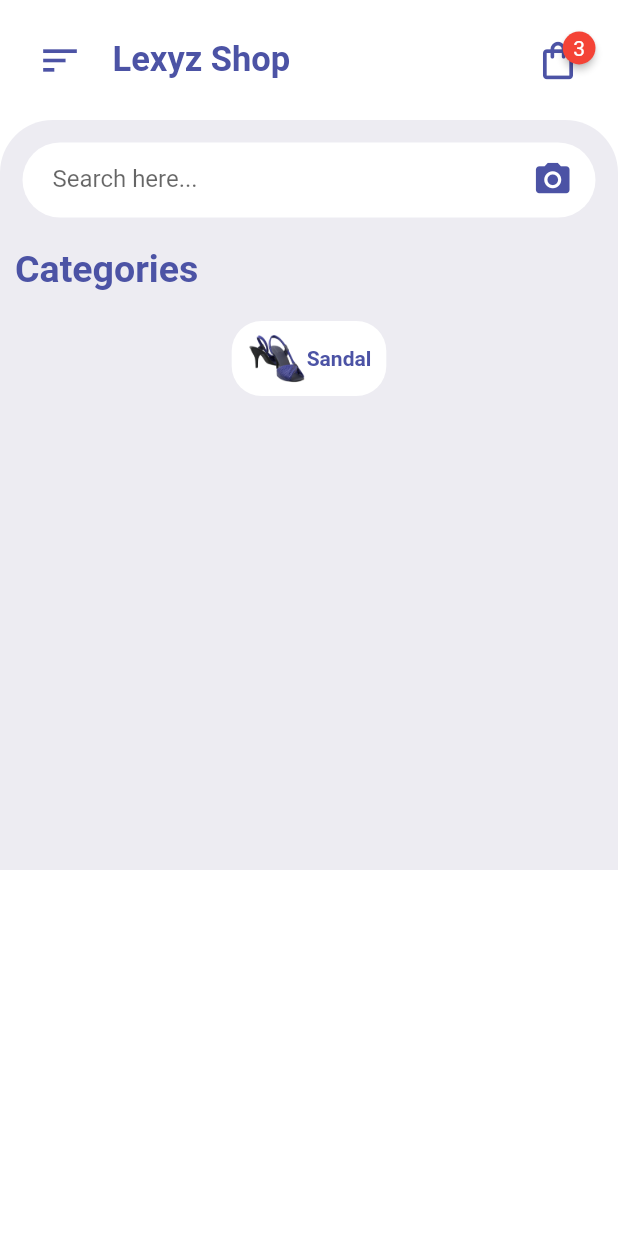
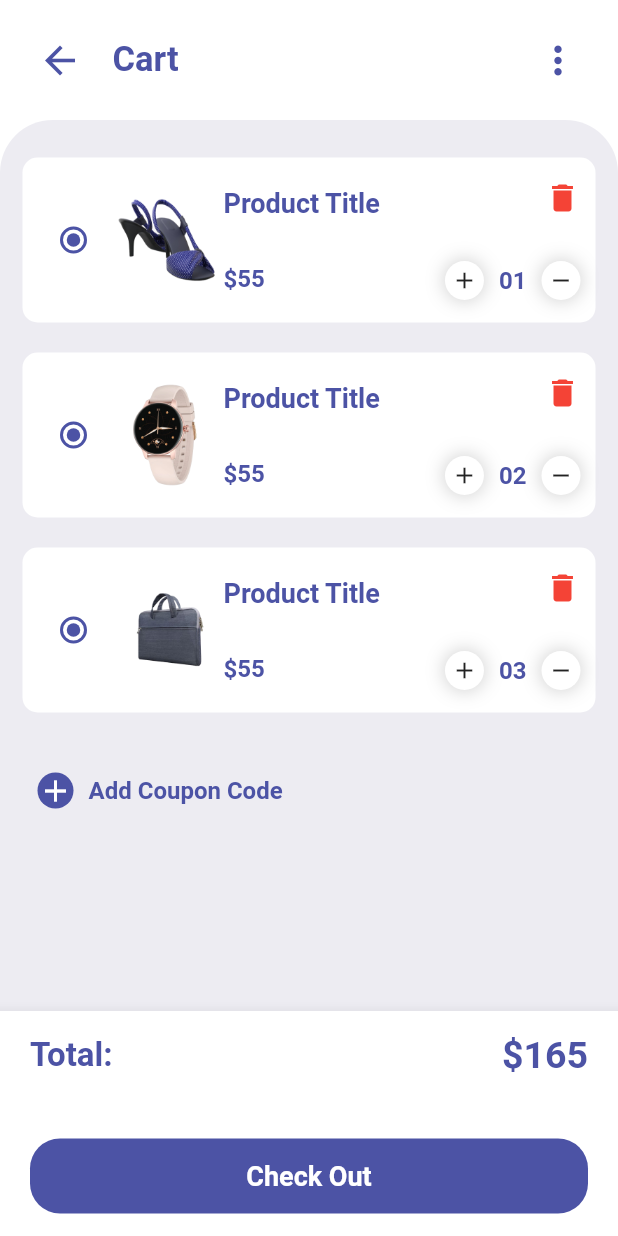
Before and after one commit to LexSwitch/Flutter_Static_UI, a Flutter app: the screen it shows after launch, after a tap on the "shopping bag" icon, on a phone screen of 412 x 824 dp. Run offline on Flutter 3.47's test engine with Material 2 defaults, Android fonts, the phone set to English and light mode, and no system bars; drawn by our look-alikes of badges; our stand-ins replace curved_navigation_bar; missing offline and left inert: clippy_flutter.

Commit message:
Commit to ShopUI

```diff
--- a/lib/main.dart
+++ b/lib/main.dart
@@ -1,5 +1,7 @@
 import 'package:flutter/material.dart';
+import 'package:shop_ui/pages/cartPage.dart';
 import 'package:shop_ui/pages/homepage.dart';
+import 'package:shop_ui/pages/itemPage.dart';
 
 void main() {
   runApp(const MyApp());
@@ -14,9 +16,14 @@ class MyApp extends StatelessWidget {
       debugShowCheckedModeBanner: false,
       title: 'Flutter Demo',
       theme: ThemeData(
+        primaryColor: Color(0xFF4C53A5),
         scaffoldBackgroundColor: Colors.white,
       ),
-      routes: {"/": (context) => HomePage()},
+      routes: {
+        "/": (context) => HomePage(),
+        "/cartPage": (context) => CartPage(),
+        "/itemPage": (context) => ItemPage(),
+      },
     );
   }
 }
--- /dev/null
+++ b/lib/pages/cartPage.dart
@@ -0,0 +1,63 @@
+import 'package:flutter/material.dart';
+
+import '../widgets/cartAppBar.dart';
+import '../widgets/cartBottomNavBar.dart';
+import '../widgets/cartItemSamples.dart';
+
+class CartPage extends StatelessWidget {
+  const CartPage({super.key});
+
+  @override
+  Widget build(BuildContext context) {
+    return Scaffold(
+      body: ListView(
+        children: [
+          CartAppBar(),
+          Container(
+            height: 700,
+            padding: EdgeInsets.only(top: 15),
+            decoration: BoxDecoration(
+                color: Color(0xffedecf2),
+                borderRadius: BorderRadius.only(
+                    topLeft: Radius.circular(35),
+                    topRight: Radius.circular(35))),
+            child: Column(children: [
+              CartItemSamples(),
+              Container(
+                // decoration: BoxDecoration(
+                //   borderRadius: BorderRadius.circular(10),
+                // ),
+                margin: EdgeInsets.symmetric(vertical: 20, horizontal: 15),
+                padding: EdgeInsets.all(10),
+                child: Row(
+                  children: [
+                    Container(
+                      decoration: BoxDecoration(
+                          color: Theme.of(context).primaryColor,
+                          borderRadius: BorderRadius.circular(20)),
+                      child: Icon(
+                        Icons.add,
+                        color: Colors.white,
+                      ),
+                    ),
+                    Padding(
+                      padding: EdgeInsets.symmetric(horizontal: 10),
+                      child: Text(
+                        "Add Coupon Code",
+                        style: TextStyle(
+                            fontSize: 16,
+                            color: Theme.of(context).primaryColor,
+                            fontWeight: FontWeight.bold),
+                      ),
+                    )
+                  ],
+                ),
+              )
+            ]),
+          )
+        ],
+      ),
+      bottomNavigationBar: CartBottomNavBar(),
+    );
+  }
+}
--- a/lib/pages/homepage.dart
+++ b/lib/pages/homepage.dart
@@ -1,7 +1,10 @@
+import 'package:curved_navigation_bar/curved_navigation_bar.dart';
+import 'package:flutter/cupertino.dart';
 import 'package:flutter/material.dart';
 import 'package:shop_ui/widgets/CategoriesWidget.dart';
 
 import '../widgets/homeappbar.dart';
+import '../widgets/itemsWidget.dart';
 
 class HomePage extends StatelessWidget {
   const HomePage({super.key});
@@ -14,7 +17,7 @@ class HomePage extends StatelessWidget {
           HomeAppBar(),
           Container(
             padding: EdgeInsets.only(top: 15),
-          height: 500,
+            // height: 500,
             decoration: BoxDecoration(
               color: Color(0xffedecf2),
               borderRadius: BorderRadius.only(
@@ -69,11 +72,51 @@ class HomePage extends StatelessWidget {
                 ),
 
                 //Categories
-              CategoriesWidget()
+                CategoriesWidget(),
+
+                //Items
+                Container(
+                  alignment: Alignment.centerLeft,
+                  margin: EdgeInsets.symmetric(vertical: 20, horizontal: 10),
+                  child: Text(
+                    "Best Selling",
+                    style: TextStyle(
+                        fontSize: 25,
+                        fontWeight: FontWeight.bold,
+                        color: Color(0xFF4C53A5)),
+                  ),
+                ),
+
+                //items widget
+                ItemsWidget()
               ],
             ),
           )
         ],
-    ));
+      ),
+      bottomNavigationBar: CurvedNavigationBar(
+        color: Theme.of(context).primaryColor,
+        height: 70,
+        backgroundColor: Colors.transparent,
+        onTap: (index) {},
+        items: [
+          Icon(
+            Icons.home,
+            size: 30,
+            color: Colors.white,
+          ),
+          Icon(
+            Icons.shopping_cart_rounded,
+            size: 30,
+            color: Colors.white,
+          ),
+          Icon(
+            Icons.list,
+            size: 30,
+            color: Colors.white,
+          )
+        ],
+      ),
+    );
   }
 }
--- /dev/null
+++ b/lib/pages/itemPage.dart
@@ -0,0 +1,56 @@
+import 'package:flutter/material.dart';
+
+import '../widgets/itemAppBar.dart';
+import 'package:clippy_flutter/arc.dart';
+
+class ItemPage extends StatelessWidget {
+  const ItemPage({super.key});
+
+  @override
+  Widget build(BuildContext context) {
+    return Scaffold(
+      backgroundColor: Color(0xffedecf2),
+      body: ListView(
+        children: [
+          ItemAppBar(),
+          Padding(
+            padding: EdgeInsets.all(16),
+            child: Image.asset(
+              "images/1.png",
+              height: 300,
+            ),
+          ),
+          Arc(
+            edge: Edge.TOP,
+            arcType: ArcType.CONVEY,
+            height: 30,
+            child: Container(
+              width: double.infinity,
+              color: Colors.white,
+              child: Padding(
+                padding: EdgeInsets.symmetric(
+                  horizontal: 20,
+                ),
+                child: Column(
+                  children: [
+                    Padding(
+                      padding: EdgeInsets.only(top: 50, bottom: 20),
+                      child: Row(
+                        children: [
+                          Text(
+                            "Product Title",
+                            style: TextStyle(fontSize: 28),
+                          )
+                        ],
+                      ),
+                    )
+                  ],
+                ),
+              ),
+            ),
+          )
+        ],
+      ),
+    );
+  }
+}
--- a/lib/widgets/CategoriesWidget.dart
+++ b/lib/widgets/CategoriesWidget.dart
@@ -11,6 +11,7 @@ class CategoriesWidget extends StatelessWidget {
       scrollDirection: Axis.horizontal,
       child: Row(
         children: [
+          for (int i = 1; i < 8; i++)
             Container(
               margin: EdgeInsets.symmetric(horizontal: 10),
               padding: EdgeInsets.symmetric(vertical: 5, horizontal: 10),
@@ -22,14 +23,17 @@ class CategoriesWidget extends StatelessWidget {
                 crossAxisAlignment: CrossAxisAlignment.center,
                 children: [
                   Image.asset(
-                  "images/1.png",
+                    "images/$i.png",
                     width: 40,
                     height: 40,
                   ),
                   Text(
                     "Sandal",
                     style: TextStyle(
-                      fontWeight: FontWeight.bold, color: Color(0xFF4C53A5)),
+                      fontSize: 17,
+                      fontWeight: FontWeight.bold,
+                      color: Color(0xFF4C53A5),
+                    ),
                   )
                 ],
               ),
--- /dev/null
+++ b/lib/widgets/cartAppBar.dart
@@ -0,0 +1,43 @@
+import 'package:flutter/material.dart';
+
+class CartAppBar extends StatelessWidget {
+  const CartAppBar({super.key});
+
+  @override
+  Widget build(BuildContext context) {
+    return Container(
+      color: Colors.white,
+      padding: EdgeInsets.all(25),
+      child: Row(
+        children: [
+          InkWell(
+            onTap: () {
+              Navigator.pop(context);
+            },
+            child: Icon(
+              Icons.arrow_back,
+              size: 30,
+              color: Theme.of(context).primaryColor,
+            ),
+          ),
+          Padding(
+            padding: EdgeInsets.only(left: 20),
+            child: Text(
+              "Cart",
+              style: TextStyle(
+                  fontSize: 23,
+                  fontWeight: FontWeight.bold,
+                  color: Theme.of(context).primaryColor),
+            ),
+          ),
+          Spacer(),
+          Icon(
+            Icons.more_vert,
+            size: 30,
+            color: Theme.of(context).primaryColor,
+          )
+        ],
+      ),
+    );
+  }
+}
--- /dev/null
+++ b/lib/widgets/cartBottomNavBar.dart
@@ -0,0 +1,56 @@
+import 'package:flutter/material.dart';
+
+class CartBottomNavBar extends StatelessWidget {
+  const CartBottomNavBar({super.key});
+
+  @override
+  Widget build(BuildContext context) {
+    return BottomAppBar(
+      child: Container(
+        padding: EdgeInsets.symmetric(horizontal: 20, vertical: 15),
+        height: 150,
+        child: Column(
+          mainAxisAlignment: MainAxisAlignment.spaceBetween,
+          children: [
+            Row(
+              mainAxisAlignment: MainAxisAlignment.spaceBetween,
+              children: [
+                Text(
+                  "Total:",
+                  style: TextStyle(
+                    color: Theme.of(context).primaryColor,
+                    fontSize: 22,
+                    fontWeight: FontWeight.bold,
+                  ),
+                ),
+                Text(
+                  "\$165",
+                  style: TextStyle(
+                      fontSize: 25,
+                      fontWeight: FontWeight.bold,
+                      color: Theme.of(context).primaryColor),
+                )
+              ],
+            ),
+            Container(
+              height: 50,
+              alignment: Alignment.center,
+              width: double.infinity,
+              decoration: BoxDecoration(
+                color: Theme.of(context).primaryColor,
+                borderRadius: BorderRadius.circular(20),
+              ),
+              child: Text(
+                "Check Out",
+                style: TextStyle(
+                    fontSize: 18,
+                    fontWeight: FontWeight.bold,
+                    color: Colors.white),
+              ),
+            )
+          ],
+        ),
+      ),
+    );
+  }
+}
--- /dev/null
+++ b/lib/widgets/cartItemSamples.dart
@@ -0,0 +1,127 @@
+import 'package:flutter/cupertino.dart';
+import 'package:flutter/material.dart';
+
+class CartItemSamples extends StatelessWidget {
+  const CartItemSamples({super.key});
+
+  @override
+  Widget build(BuildContext context) {
+    return Column(
+      children: [
+        for (int i = 1; i < 4; i++)
+          Container(
+            height: 110,
+            margin: EdgeInsets.symmetric(horizontal: 15, vertical: 10),
+            padding: EdgeInsets.all(10),
+            decoration: BoxDecoration(
+              color: Colors.white,
+              borderRadius: BorderRadius.circular(10),
+            ),
+            child: Row(
+              children: [
+                Radio(
+                  value: "",
+                  groupValue: "",
+                  onChanged: (index) {},
+                  activeColor: Theme.of(context).primaryColor,
+                ),
+                Container(
+                  height: 70,
+                  width: 70,
+                  margin: EdgeInsets.symmetric(vertical: 10, horizontal: 3),
+                  child: Image.asset("images/$i.png"),
+                ),
+                Padding(
+                  padding: EdgeInsets.symmetric(vertical: 10),
+                  child: Column(
+                    crossAxisAlignment: CrossAxisAlignment.start,
+                    mainAxisAlignment: MainAxisAlignment.spaceBetween,
+                    children: [
+                      Text(
+                        "Product Title",
+                        style: TextStyle(
+                          fontSize: 18,
+                          fontWeight: FontWeight.bold,
+                          color: Theme.of(context).primaryColor,
+                        ),
+                      ),
+                      Text(
+                        "\$55",
+                        style: TextStyle(
+                          fontSize: 16,
+                          fontWeight: FontWeight.bold,
+                          color: Theme.of(context).primaryColor,
+                        ),
+                      )
+                    ],
+                  ),
+                ),
+                Spacer(),
+                Padding(
+                  padding: EdgeInsets.symmetric(vertical: 5),
+                  child: Column(
+                    crossAxisAlignment: CrossAxisAlignment.end,
+                    mainAxisAlignment: MainAxisAlignment.spaceBetween,
+                    children: [
+                      Icon(
+                        Icons.delete,
+                        color: Colors.red,
+                      ),
+                      Row(
+                        children: [
+                          Container(
+                            padding: EdgeInsets.all(4),
+                            decoration: BoxDecoration(
+                                color: Colors.white,
+                                borderRadius: BorderRadius.circular(20),
+                                boxShadow: [
+                                  BoxShadow(
+                                    color: Colors.grey.withOpacity(0.5),
+                                    spreadRadius: 0.5,
+                                    blurRadius: 10,
+                                  )
+                                ]),
+                            child: Icon(
+                              Icons.add,
+                              size: 18,
+                            ),
+                          ),
+                          Container(
+                            margin: EdgeInsets.symmetric(horizontal: 10),
+                            child: Text(
+                              "0$i",
+                              style: TextStyle(
+                                  fontSize: 16,
+                                  fontWeight: FontWeight.bold,
+                                  color: Theme.of(context).primaryColor),
+                            ),
+                          ),
+                          Container(
+                            padding: EdgeInsets.all(4),
+                            decoration: BoxDecoration(
+                                color: Colors.white,
+                                borderRadius: BorderRadius.circular(20),
+                                boxShadow: [
+                                  BoxShadow(
+                                    color: Colors.grey.withOpacity(0.5),
+                                    spreadRadius: 0.5,
+                                    blurRadius: 10,
+                                  )
+                                ]),
+                            child: Icon(
+                              Icons.remove,
+                              size: 18,
+                            ),
+                          ),
+                        ],
+                      )
+                    ],
+                  ),
+                )
+              ],
+            ),
+          )
+      ],
+    );
+  }
+}
--- a/lib/widgets/homeappbar.dart
+++ b/lib/widgets/homeappbar.dart
@@ -39,7 +39,9 @@ class HomeAppBar extends StatelessWidget {
               style: TextStyle(color: Colors.white),
             ),
             child: InkWell(
-              onTap: () {},
+              onTap: () {
+                Navigator.pushNamed(context, "/cartPage");
+              },
               child: const Icon(
                 Icons.shopping_bag_outlined,
                 size: 30,
--- /dev/null
+++ b/lib/widgets/itemAppBar.dart
@@ -0,0 +1,42 @@
+import 'package:flutter/material.dart';
+
+class ItemAppBar extends StatelessWidget {
+  const ItemAppBar({super.key});
+
+  @override
+  Widget build(BuildContext context) {
+    return Container(
+      color: Colors.white,
+      padding: EdgeInsets.all(25),
+      child: Row(
+        children: [
+          InkWell(
+            onTap: () {
+              Navigator.pop(context);
+            },
+            child: Icon(
+              Icons.arrow_back,
+              color: Theme.of(context).primaryColor,
+            ),
+          ),
+          Padding(
+            padding: EdgeInsets.only(left: 20),
+            child: Text(
+              "Product",
+              style: TextStyle(
+                  fontSize: 23,
+                  fontWeight: FontWeight.bold,
+                  color: Theme.of(context).primaryColor),
+            ),
+          ),
+          Spacer(),
+          Icon(
+            Icons.favorite,
+            size: 30,
+            color: Colors.red,
+          )
+        ],
+      ),
+    );
+  }
+}
--- /dev/null
+++ b/lib/widgets/itemsWidget.dart
@@ -0,0 +1,119 @@
+import 'package:flutter/cupertino.dart';
+import 'package:flutter/material.dart';
+import 'package:flutter/src/widgets/framework.dart';
+import 'package:flutter/src/widgets/placeholder.dart';
+
+class ItemsWidget extends StatelessWidget {
+  const ItemsWidget({super.key});
+
+  @override
+  Widget build(BuildContext context) {
+    return GridView.count(
+      crossAxisCount: 2,
+      //disables gridview scroll function
+      //uses listview of homepage
+      physics: NeverScrollableScrollPhysics(),
+      childAspectRatio: .68,
+      shrinkWrap: true,
+      children: [
+        for (int i = 1; i < 8; i++)
+          Container(
+            padding: EdgeInsets.only(
+              left: 15,
+              right: 15,
+              top: 10,
+            ),
+            margin: EdgeInsets.symmetric(
+              vertical: 5,
+              horizontal: 10,
+            ),
+            decoration: BoxDecoration(
+              color: Colors.white,
+              borderRadius: BorderRadius.circular(20),
+            ),
+            child: Column(
+              children: [
+                Row(
+                  mainAxisAlignment: MainAxisAlignment.spaceBetween,
+                  children: [
+                    Container(
+                      padding: EdgeInsets.all(5),
+                      decoration: BoxDecoration(
+                          color: Color(0xFF4C53A5),
+                          borderRadius: BorderRadius.circular(20)),
+                      child: Text(
+                        "-50%",
+                        style: TextStyle(
+                            fontSize: 14,
+                            color: Colors.white,
+                            fontWeight: FontWeight.bold),
+                      ),
+                    ),
+                    Icon(
+                      Icons.favorite_border,
+                      color: Colors.red,
+                    )
+                  ],
+                ),
+                InkWell(
+                  onTap: () {
+                    Navigator.pushNamed(context, "/itemPage");
+                  },
+                  child: Container(
+                    margin: EdgeInsets.all(10),
+                    child: Image.asset(
+                      "images/$i.png",
+                      height: 120,
+                      width: 120,
+                    ),
+                  ),
+                ),
+                Container(
+                  padding: EdgeInsets.only(bottom: 8),
+                  alignment: Alignment.centerLeft,
+                  child: Text(
+                    "Product Title",
+                    style: TextStyle(
+                        fontSize: 18,
+                        color: Color(0xFF4C53A5),
+                        fontWeight: FontWeight.bold),
+                  ),
+                ),
+                Container(
+                  alignment: Alignment.centerLeft,
+                  child: Text(
+                    "Write description of product",
+                    style: TextStyle(
+                      fontSize: 15,
+                      color: Theme.of(context).primaryColor,
+                    ),
+                  ),
+                ),
+                Padding(
+                  padding: EdgeInsets.symmetric(
+                    vertical: 10,
+                  ),
+                  child: Row(
+                    mainAxisAlignment: MainAxisAlignment.spaceBetween,
+                    children: [
+                      Text(
+                        "\$5",
+                        style: TextStyle(
+                            fontSize: 16,
+                            fontWeight: FontWeight.bold,
+                            color: Theme.of(context).primaryColor),
+                      ),
+                      Icon(
+                        Icons.shopping_cart_checkout,
+                        color: Theme.of(context).primaryColor,
+                      )
+                    ],
+                  ),
+                )
+              ],
+            ),
+          )
+      ],
+    );
+  }
+}
--- a/pubspec.yaml
+++ b/pubspec.yaml
@@ -36,6 +36,8 @@ dependencies:
   # Use with the CupertinoIcons class for iOS style icons.
   cupertino_icons: ^1.0.2
   badges: ^3.0.2
+  curved_navigation_bar: ^1.0.3
+  clippy_flutter: ^2.0.0-nullsafety.1
 
 dev_dependencies:
   flutter_test:
```
Also changed, not shown: pubspec.lock. Lines whose indentation alone changed are shown as unchanged.
